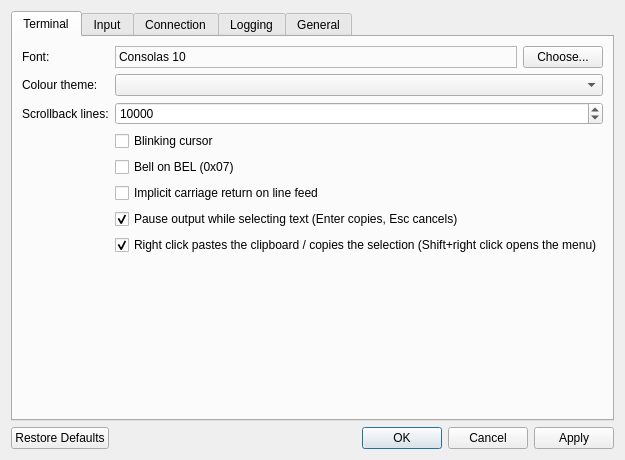
Before: the Qt Designer form src/dialogs/PreferencesDialog.ui in moseschanxx/SerialUtility, drawn with Qt 5.
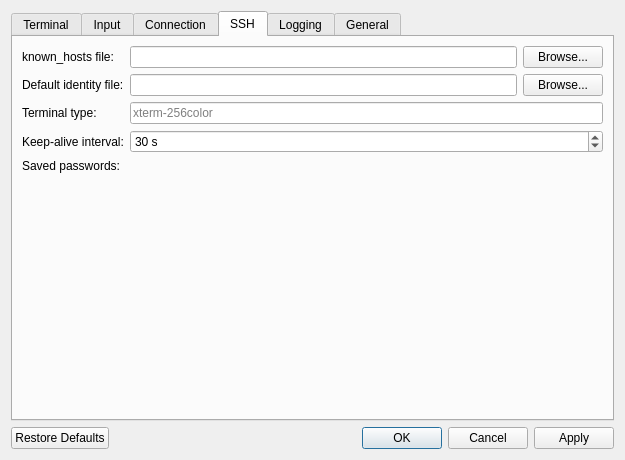
After: the same form once the commit is applied. The open tabs and pages were chosen to show the change.

What changed in the file:
```diff
--- a/src/dialogs/PreferencesDialog.ui
+++ b/src/dialogs/PreferencesDialog.ui
@@ -314,6 +314,129 @@
        </item>
       </layout>
      </widget>
+     <widget class="QWidget" name="tabSsh">
+      <attribute name="title">
+       <string>SSH</string>
+      </attribute>
+      <layout class="QFormLayout" name="sshForm">
+       <item row="0" column="0">
+        <widget class="QLabel" name="sshKnownHostsLabel">
+         <property name="text">
+          <string>known_hosts file:</string>
+         </property>
+        </widget>
+       </item>
+       <item row="0" column="1">
+        <layout class="QHBoxLayout" name="sshKnownHostsLayout">
+         <item>
+          <widget class="QLineEdit" name="sshKnownHostsEdit">
+           <property name="toolTip">
+            <string>OpenSSH known_hosts file used to verify server host keys; shared with the system ssh. Empty = ~/.ssh/known_hosts. A profile can override it.</string>
+           </property>
+          </widget>
+         </item>
+         <item>
+          <widget class="QPushButton" name="sshKnownHostsBrowseButton">
+           <property name="text">
+            <string>Browse...</string>
+           </property>
+          </widget>
+         </item>
+        </layout>
+       </item>
+       <item row="1" column="0">
+        <widget class="QLabel" name="sshIdentityLabel">
+         <property name="text">
+          <string>Default identity file:</string>
+         </property>
+        </widget>
+       </item>
+       <item row="1" column="1">
+        <layout class="QHBoxLayout" name="sshIdentityLayout">
+         <item>
+          <widget class="QLineEdit" name="sshIdentityEdit">
+           <property name="toolTip">
+            <string>Private key tried for targets typed into the SSH bar. Empty = the agent and ~/.ssh/id_ed25519, id_ecdsa, id_rsa.</string>
+           </property>
+          </widget>
+         </item>
+         <item>
+          <widget class="QPushButton" name="sshIdentityBrowseButton">
+           <property name="text">
+            <string>Browse...</string>
+           </property>
+          </widget>
+         </item>
+        </layout>
+       </item>
+       <item row="2" column="0">
+        <widget class="QLabel" name="sshTerminalTypeLabel">
+         <property name="text">
+          <string>Terminal type:</string>
+         </property>
+        </widget>
+       </item>
+       <item row="2" column="1">
+        <widget class="QLineEdit" name="sshTerminalTypeEdit">
+         <property name="toolTip">
+          <string>TERM requested for the remote PTY (xterm-256color, xterm, vt100, ...).</string>
+         </property>
+         <property name="placeholderText">
+          <string>xterm-256color</string>
+         </property>
+        </widget>
+       </item>
+       <item row="3" column="0">
+        <widget class="QLabel" name="sshKeepAliveLabel">
+         <property name="text">
+          <string>Keep-alive interval:</string>
+         </property>
+        </widget>
+       </item>
+       <item row="3" column="1">
+        <widget class="QSpinBox" name="sshKeepAliveSpin">
+         <property name="toolTip">
+          <string>Seconds between keep-alive messages that detect a dead link (0 = off).</string>
+         </property>
+         <property name="specialValueText">
+          <string>Off</string>
+         </property>
+         <property name="suffix">
+          <string> s</string>
+         </property>
+         <property name="minimum">
+          <number>0</number>
+         </property>
+         <property name="maximum">
+          <number>600</number>
+         </property>
+         <property name="singleStep">
+          <number>5</number>
+         </property>
+         <property name="value">
+          <number>30</number>
+         </property>
+        </widget>
+       </item>
+       <item row="4" column="0">
+        <widget class="QLabel" name="sshSecretsLabel">
+         <property name="text">
+          <string>Saved passwords:</string>
+         </property>
+        </widget>
+       </item>
+       <item row="4" column="1">
+        <widget class="QLabel" name="sshSecretsNoteLabel">
+         <property name="text">
+          <string notr="true"/>
+         </property>
+         <property name="wordWrap">
+          <bool>true</bool>
+         </property>
+        </widget>
+       </item>
+      </layout>
+     </widget>
      <widget class="QWidget" name="tabLogging">
       <attribute name="title">
        <string>Logging</string>
```
